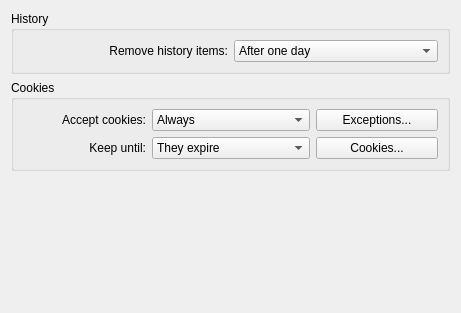
First picture: the form in src/settings_privacy.ui, repository KDE/rekonq, before the edit.
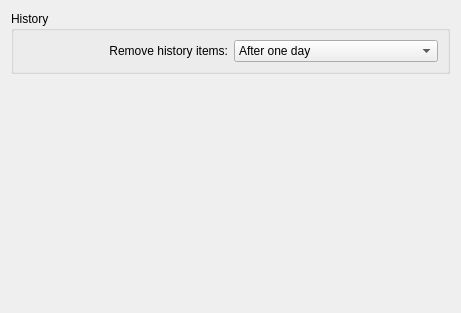
Second picture: the form after the edit.

Commit message: Fixed Setting Interface

The edit to the form file:
```diff
--- a/src/settings_privacy.ui
+++ b/src/settings_privacy.ui
@@ -67,87 +67,6 @@
      </layout>
     </widget>
    </item>
-   <item>
-    <widget class="QGroupBox" name="cookiesGroupBox">
-     <property name="title">
-      <string>Cookies</string>
-     </property>
-     <layout class="QGridLayout" name="_2">
-      <item row="0" column="0">
-       <widget class="QLabel" name="label_2">
-        <property name="text">
-         <string>Accept cookies:</string>
-        </property>
-        <property name="alignment">
-         <set>Qt::AlignRight|Qt::AlignTrailing|Qt::AlignVCenter</set>
-        </property>
-       </widget>
-      </item>
-      <item row="0" column="1">
-       <widget class="QComboBox" name="kcfg_acceptCookies">
-        <item>
-         <property name="text">
-          <string>Always</string>
-         </property>
-        </item>
-        <item>
-         <property name="text">
-          <string>Never</string>
-         </property>
-        </item>
-        <item>
-         <property name="text">
-          <string>Only from sites you visit</string>
-         </property>
-        </item>
-       </widget>
-      </item>
-      <item row="0" column="2">
-       <widget class="QPushButton" name="exceptionsButton">
-        <property name="text">
-         <string>Exceptions...</string>
-        </property>
-       </widget>
-      </item>
-      <item row="1" column="0">
-       <widget class="QLabel" name="label">
-        <property name="text">
-         <string>Keep until:</string>
-        </property>
-        <property name="alignment">
-         <set>Qt::AlignRight|Qt::AlignTrailing|Qt::AlignVCenter</set>
-        </property>
-       </widget>
-      </item>
-      <item row="1" column="1">
-       <widget class="QComboBox" name="kcfg_keepCookiesUntil">
-        <item>
-         <property name="text">
-          <string>They expire</string>
-         </property>
-        </item>
-        <item>
-         <property name="text">
-          <string>I exit the application</string>
-         </property>
-        </item>
-        <item>
-         <property name="text">
-          <string>At most 90 days</string>
-         </property>
-        </item>
-       </widget>
-      </item>
-      <item row="1" column="2">
-       <widget class="QPushButton" name="cookiesButton">
-        <property name="text">
-         <string>Cookies...</string>
-        </property>
-       </widget>
-      </item>
-     </layout>
-    </widget>
-   </item>
    <item>
     <spacer name="verticalSpacer">
      <property name="orientation">
```
The commit also changes 2 other files.
